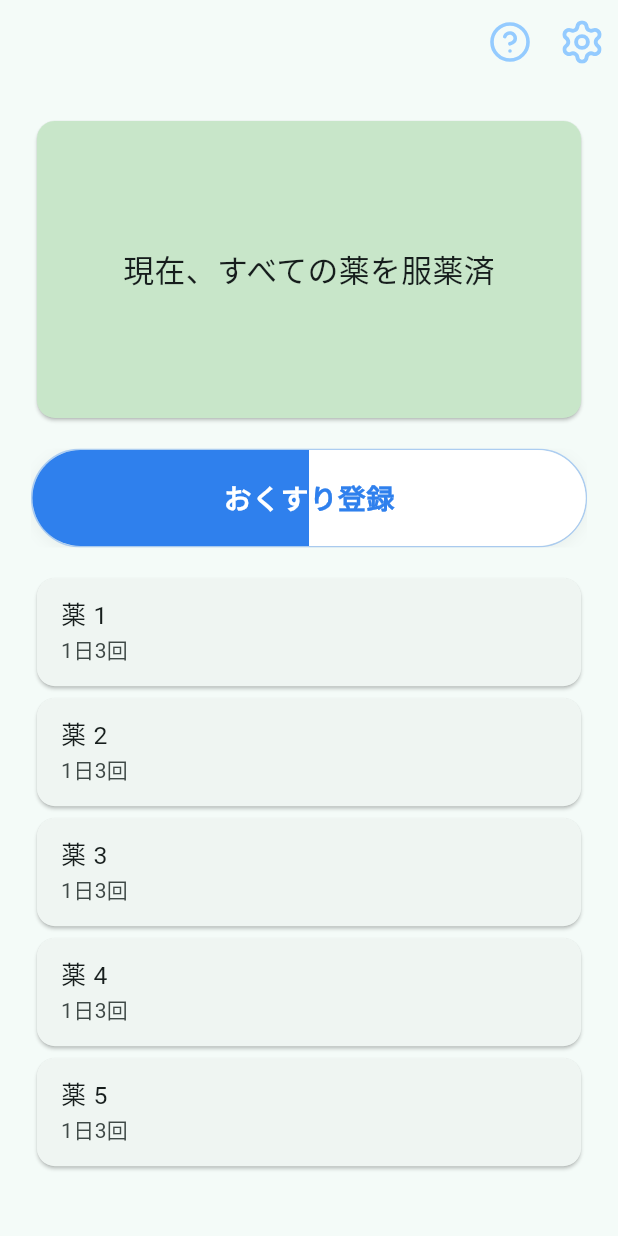
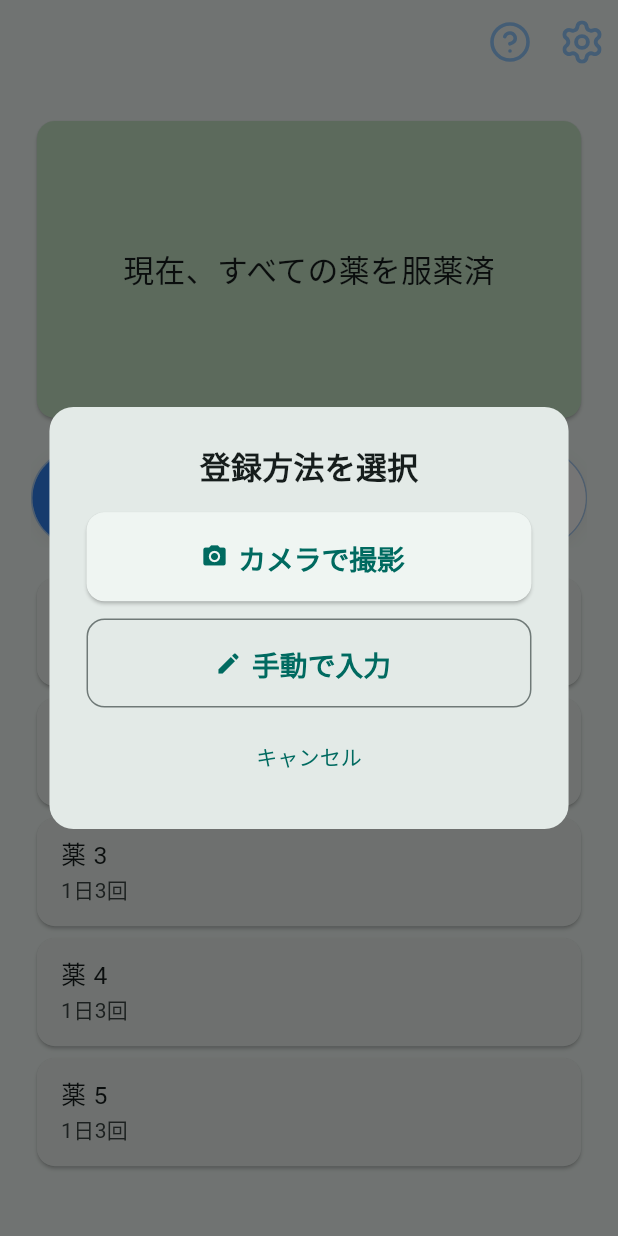
Before and after one commit to oiM-o/medicine_reminder, a Flutter app: the screen it shows after launch, after a tap on "おくすり登録", on a phone screen of 412 x 824 dp. Run offline on Flutter 3.47's test engine with Material 3 defaults, Android fonts, the phone set to English and light mode, and no system bars; our stand-ins replace flutter_svg.

Commit message:
登録方法選択ダイアログの構築

```diff
--- /dev/null
+++ b/lib/ui/dialog/register_dialog.dart
@@ -0,0 +1,70 @@
+import 'package:flutter/material.dart';
+
+enum RegisterChoice { camera, manual }
+
+Future<RegisterChoice?> registerDialog(BuildContext context) {
+  final size = MediaQuery.of(context).size;
+  final w = size.width, h = size.height;
+  final buttonHeight = h * 0.072;
+
+  return showDialog<RegisterChoice>(
+    context: context,
+    barrierDismissible: true,
+    builder: (context) {
+      return Dialog(
+        insetPadding: EdgeInsets.symmetric(horizontal: w * 0.08),
+        shape: RoundedRectangleBorder(borderRadius: BorderRadius.circular(16)),
+        child: Padding(
+          padding: EdgeInsets.symmetric(horizontal: w * 0.06, vertical: h * 0.03),
+          child: Column(
+            mainAxisSize: MainAxisSize.min,
+            children: [
+              Text(
+                '登録方法を選択',
+                style: TextStyle(fontSize: w * 0.05, fontWeight: FontWeight.w700),
+              ),
+              SizedBox(height: h * 0.02),
+
+              // 上：カメラで撮影
+              SizedBox(
+                width: double.infinity,
+                height: buttonHeight,
+                child: ElevatedButton.icon(
+                  onPressed: () => Navigator.of(context).pop(RegisterChoice.camera),
+                  icon: const Icon(Icons.photo_camera),
+                  label: const Text('カメラで撮影'),
+                  style: ElevatedButton.styleFrom(
+                    shape: RoundedRectangleBorder(borderRadius: BorderRadius.circular(12)),
+                    textStyle: TextStyle(fontSize: w * 0.045, fontWeight: FontWeight.w600),
+                  ),
+                ),
+              ),
+              SizedBox(height: h * 0.014),
+
+              // 下：手動で入力
+              SizedBox(
+                width: double.infinity,
+                height: buttonHeight,
+                child: OutlinedButton.icon(
+                  onPressed: () => Navigator.of(context).pop(RegisterChoice.manual),
+                  icon: const Icon(Icons.edit),
+                  label: const Text('手動で入力'),
+                  style: OutlinedButton.styleFrom(
+                    shape: RoundedRectangleBorder(borderRadius: BorderRadius.circular(12)),
+                    textStyle: TextStyle(fontSize: w * 0.045, fontWeight: FontWeight.w600),
+                  ),
+                ),
+              ),
+
+              SizedBox(height: h * 0.01),
+              TextButton(
+                onPressed: () => Navigator.of(context).pop(),
+                child: const Text('キャンセル'),
+              ),
+            ],
+          ),
+        ),
+      );
+    },
+  );
+}
--- a/lib/ui/screen/home_screen.dart
+++ b/lib/ui/screen/home_screen.dart
@@ -1,9 +1,23 @@
 import 'package:flutter/material.dart';
 import 'package:flutter_svg/flutter_svg.dart';
 import 'package:medicine_reminder/ui/components/capsule_pill_button.dart';
+import 'package:medicine_reminder/ui/dialog/register_dialog.dart';
 
 class HomeScreen extends StatelessWidget {
   const HomeScreen({super.key});
+
+  Future<void> _showRegisterDialog(BuildContext context) async {
+    final choice = await registerDialog(context);
+
+    // 選択結果に応じた処理（必要なら後で中身実装）
+    if (choice == RegisterChoice.camera) {
+      debugPrint("カメラを起動する処理");
+    } else if (choice == RegisterChoice.manual) {
+      debugPrint("手動入力画面へ遷移する処理");
+    } else {
+      debugPrint("キャンセルされた");
+    }
+  }
 
   @override
   Widget build(BuildContext context) {
@@ -56,7 +70,7 @@ class HomeScreen extends StatelessWidget {
               child: CapsulePillButton(
                 label: 'おくすり登録',
                 onTap: () {
-                  // TODO: 登録画面へ遷移
+                  _showRegisterDialog(context);
                 },
               ),
             ),
```
